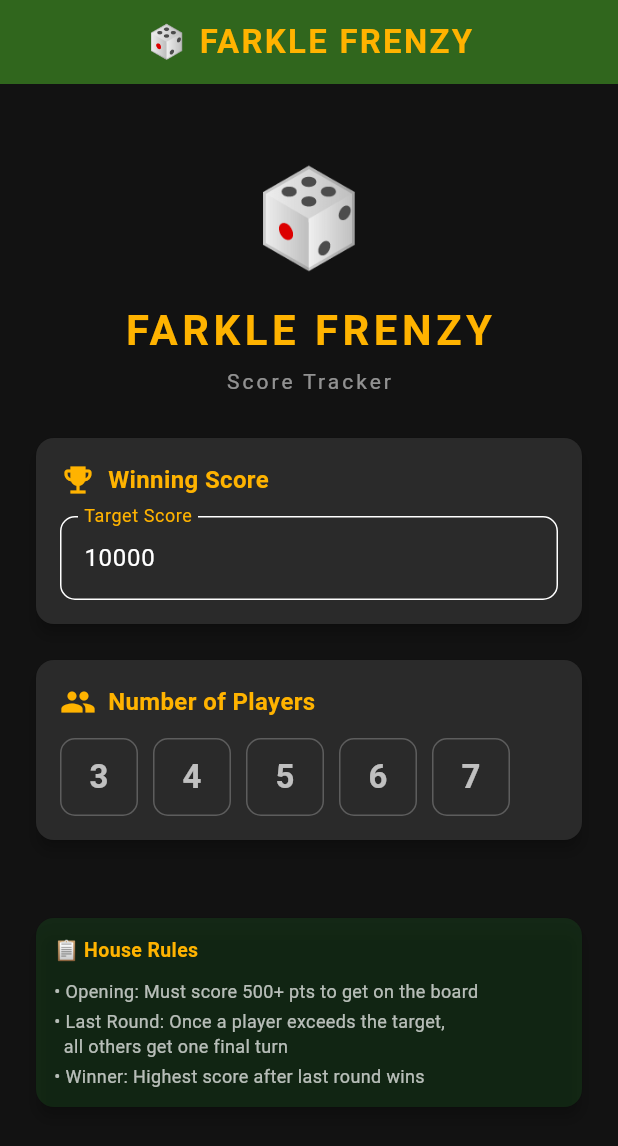
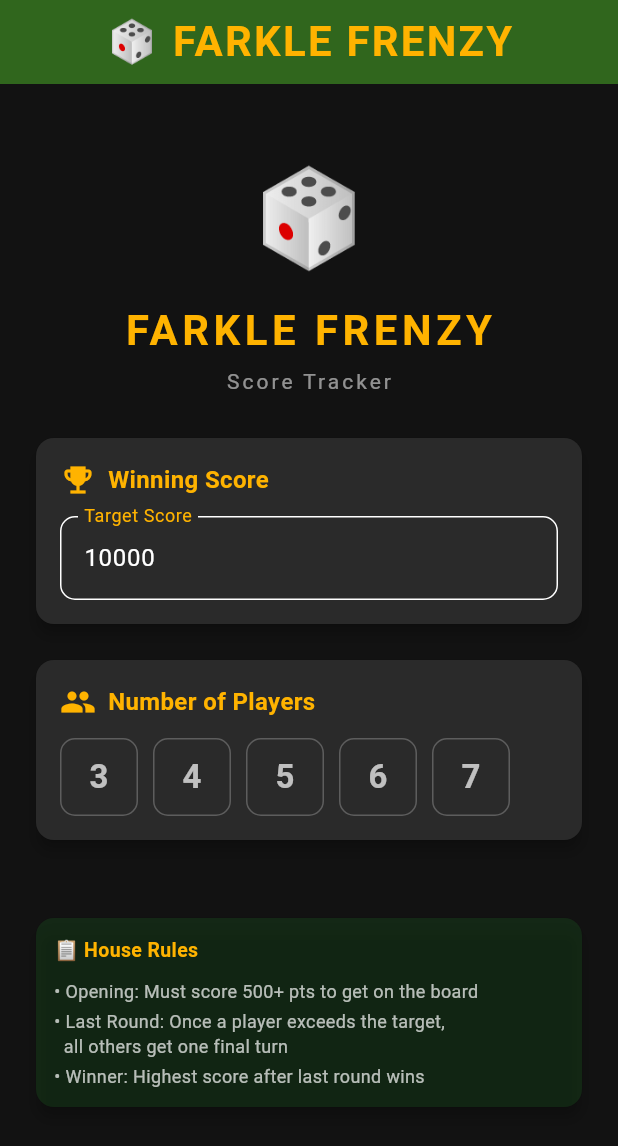
Before and after one commit to Jeppedy/FarkleFrenzy, a Flutter app: the screen it shows after launch, on a phone screen of 412 x 824 dp. Shown: the top 1146 px of the screen. Run offline on Flutter 3.47's test engine with Material 3 defaults, Android fonts, the phone set to English and light mode, and no system bars.

Commit message:
v1.3.4: Larger fonts on scoring buttons, Bank/Bust, and title bar

```diff
--- a/lib/theme/app_theme.dart
+++ b/lib/theme/app_theme.dart
@@ -53,9 +53,10 @@ class AppTheme {
         foregroundColor: accentGold,
         elevation: 4,
         centerTitle: true,
+        toolbarHeight: 56,
         titleTextStyle: TextStyle(
           color: accentGold,
-          fontSize: 22,
+          fontSize: 28,
           fontWeight: FontWeight.bold,
           letterSpacing: 1.5,
         ),
```
Also changed, not shown: lib/screens/game_screen.dart (+9 -8 lines), 1 other file.
